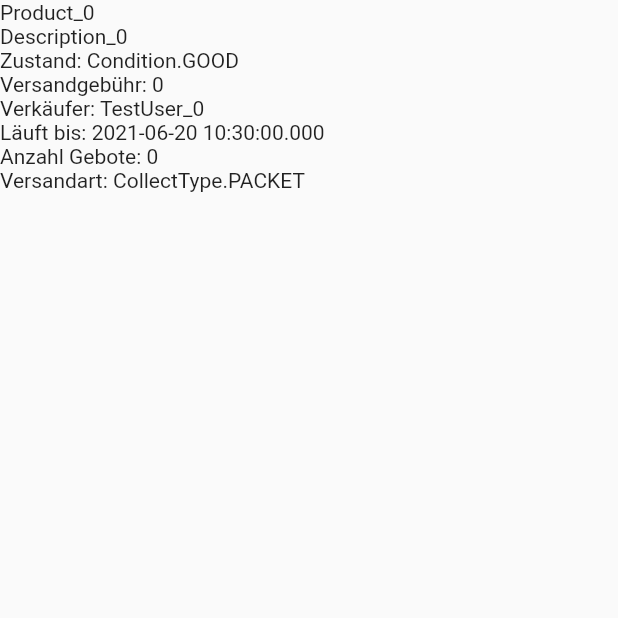
After one commit to DustinHolm/lottery_app, a Flutter app: the screen it shows after launch, after a tap on an icon or button, on a phone screen of 412 x 824 dp, the top half of it. The commit adds this screen. Run offline on Flutter 3.47's test engine with Material 2 defaults, Android fonts, the phone set to English and light mode, and no system bars.

Commit message:
Added barebones DetailPage

```diff
--- a/lib/pages/overview_page.dart
+++ b/lib/pages/overview_page.dart
@@ -1,6 +1,7 @@
 import 'package:flutter/material.dart';
 import 'package:lottery_app/LotteryGenerator.dart';
 import 'package:lottery_app/models/lottery.dart';
+import 'package:lottery_app/pages/product_detail_page.dart';
 import 'package:lottery_app/sidebar.dart';
 
 class OverviewPage extends StatefulWidget {
@@ -26,6 +27,11 @@ class _OverviewPageState extends State<OverviewPage> {
             return ListTile(
               title: Text("${widget.lotteries[index].product.name}"),
               trailing: Text("${widget.lotteries[index].product.description}"),
+              onTap: () => Navigator.push(
+                  context,
+                  MaterialPageRoute(
+                      builder: (context) =>
+                          ProductDetailPage(lottery: widget.lotteries[index]))),
             );
           },
         ));
--- /dev/null
+++ b/lib/pages/product_detail_page.dart
@@ -0,0 +1,27 @@
+import 'package:flutter/material.dart';
+import 'package:lottery_app/models/lottery.dart';
+
+class ProductDetailPage extends StatelessWidget {
+  ProductDetailPage({required this.lottery});
+  final Lottery lottery;
+
+
+  @override
+  Widget build(BuildContext context) {
+    return Scaffold(
+      body: ListView(
+        children: [
+          Text(lottery.product.name),
+          Text(lottery.product.description),
+          Text("Zustand: ${lottery.product.condition.toString()}"),
+          Text("Versandgebühr: ${lottery.product.shippingCost.toString()}"),
+          Text("Verkäufer: ${lottery.seller.name}"),
+          Text("Läuft bis: ${lottery.endingDate.toString()}"),
+          Text("Anzahl Gebote: ${lottery.ticketsMap.length.toString()}"),
+          Text("Versandart: ${lottery.collectType.toString()}"),
+        ],
+      )
+    );
+  }
+
+}
```
